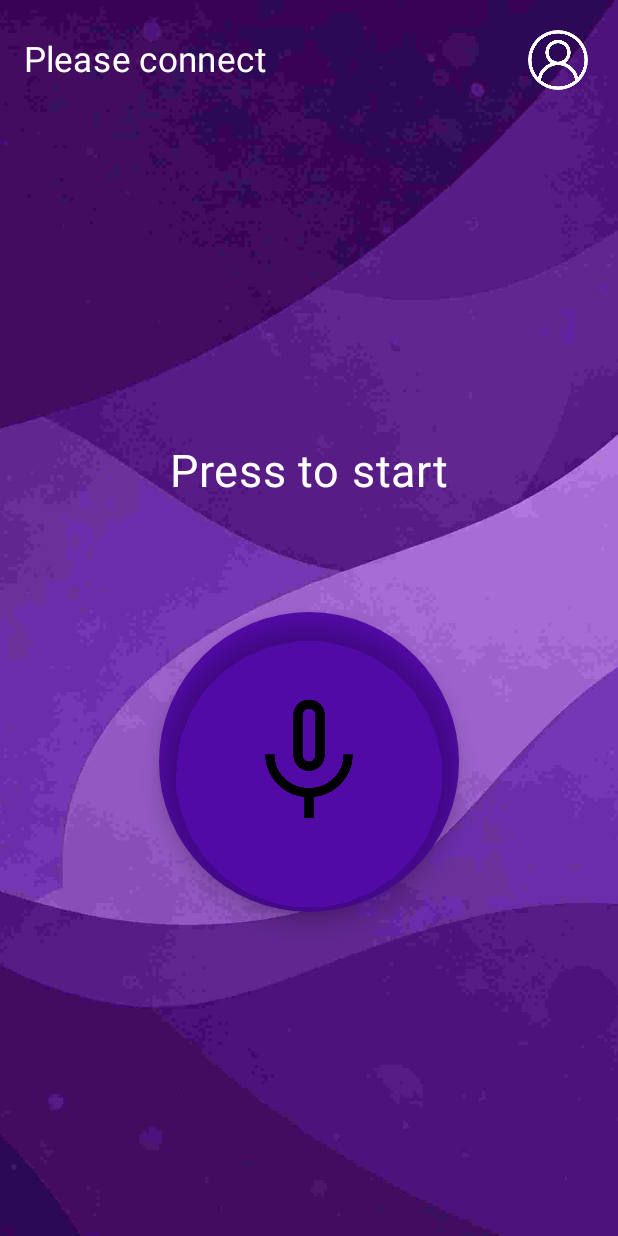
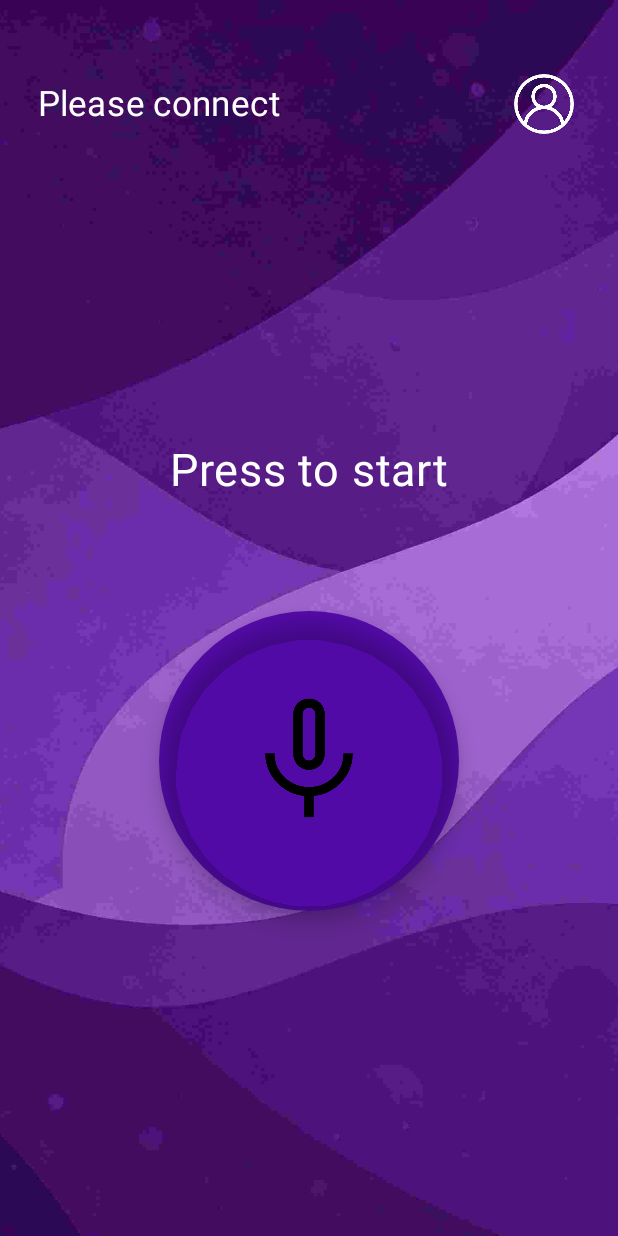
Before and after one commit to Ionut-Valeriu/EchoTap, an Android app built with Jetpack Compose: the screen it shows after launch (MainActivity), on a phone screen of 412 x 824 dp. Run offline under Robolectric (Android 15) with nearby library versions, the phone set to English and light mode, and no system bars.

Commit message:
v1.11 + better spacing

```diff
--- a/app/src/main/java/com/example/echotap_client/MainActivity.kt
+++ b/app/src/main/java/com/example/echotap_client/MainActivity.kt
@@ -13,6 +13,7 @@ import androidx.compose.foundation.layout.Row
 import androidx.compose.foundation.layout.Spacer
 import androidx.compose.foundation.layout.fillMaxSize
 import androidx.compose.foundation.layout.fillMaxWidth
+import androidx.compose.foundation.layout.offset
 import androidx.compose.foundation.layout.padding
 import androidx.compose.foundation.layout.size
 import androidx.compose.foundation.shape.CircleShape
@@ -56,10 +57,11 @@ fun MyApp(modifier: Modifier = Modifier) {
             contentScale = ContentScale.Crop
         )
         Column( modifier.fillMaxSize() ) {
+            Spacer(modifier = Modifier.size(20.dp))
             UserDetails(
                 modifier = Modifier
                     .fillMaxWidth()
-                    .padding(16.dp)
+                    .padding(25.dp)
             )
             MicDetails()
         }
@@ -121,7 +123,8 @@ fun MicDetails(modifier: Modifier = Modifier) {
     Column(
         modifier = Modifier
             .fillMaxSize()
-            .padding(16.dp),
+            .padding(16.dp)
+            .offset(y = (-20).dp),
         horizontalAlignment = Alignment.CenterHorizontally,
         verticalArrangement = Arrangement.Center
     ) {
```
